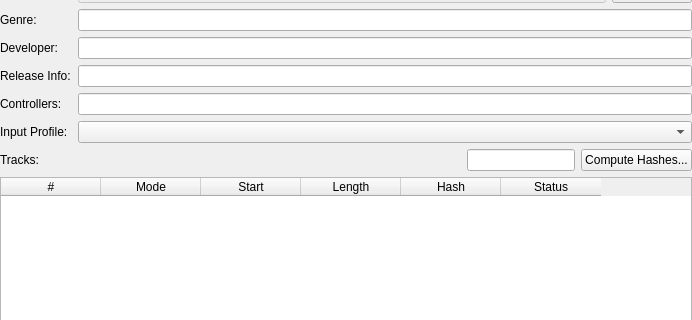
Qt form src/duckstation-qt/gamesummarywidget.ui (kofxi3584karlayang/duckstation) before a commit; both pictures show x 0 to 692 and y 159 to 479 of the 692 by 562 pixel window.
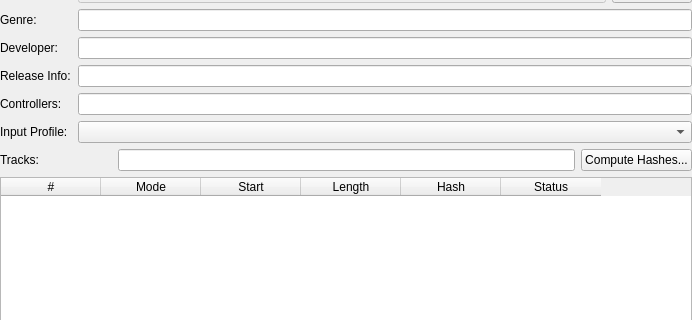
The same form after that commit. Icons and pictures are not drawn.

```diff
--- a/src/duckstation-qt/gamesummarywidget.ui
+++ b/src/duckstation-qt/gamesummarywidget.ui
@@ -189,7 +189,7 @@
     <widget class="QComboBox" name="inputProfile"/>
    </item>
    <item row="16" column="1">
-    <layout class="QHBoxLayout" name="horizontalLayout_2" stretch="1,0,0">
+    <layout class="QHBoxLayout" name="verifyLayout" stretch="0,1,0">
      <item>
       <spacer name="horizontalSpacer">
        <property name="orientation">
@@ -207,7 +207,7 @@
       <widget class="QLineEdit" name="revision">
        <property name="minimumSize">
         <size>
-         <width>100</width>
+         <width>300</width>
          <height>0</height>
         </size>
        </property>
```
Left out of the diff: 2 changed lines with no effect on the pictures.
